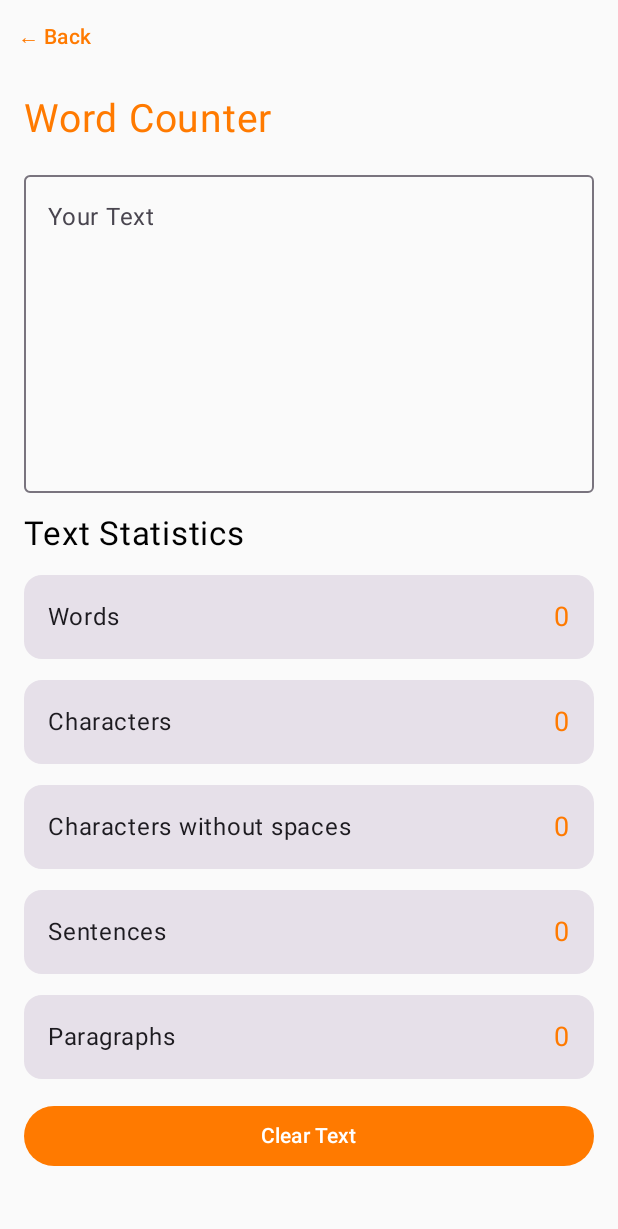
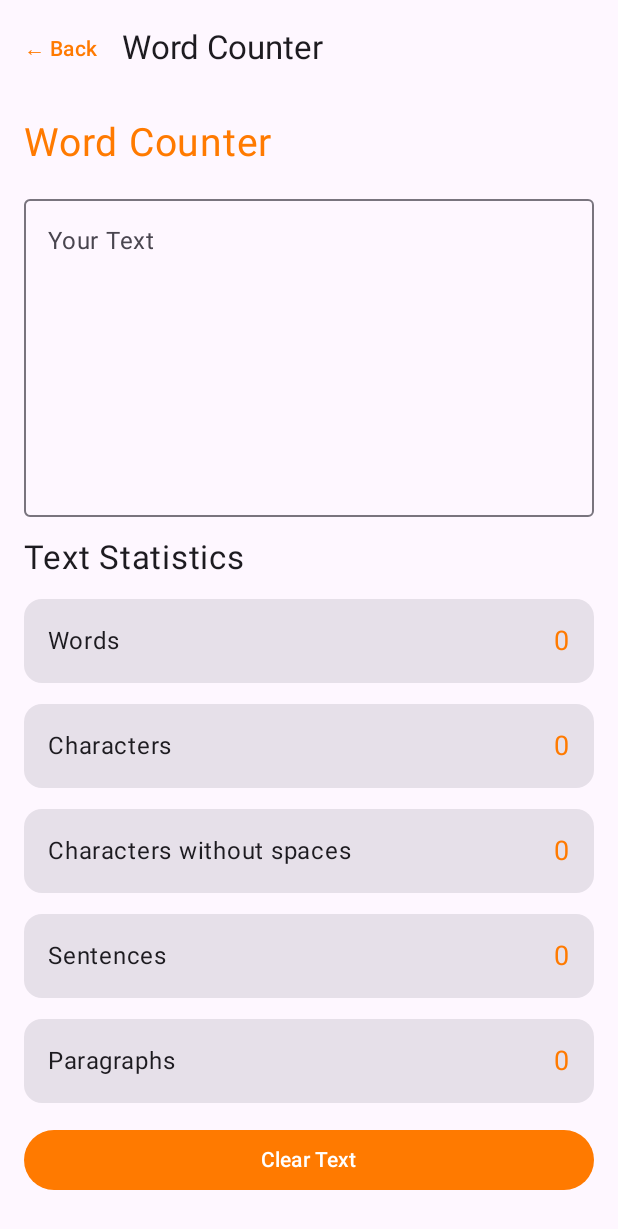
Before and after one commit to kunjamharish43-png/KaamigoX, an Android app built with Jetpack Compose: the screen it shows after launch (MainActivity), after a tap on "Word Counter", on a phone screen of 412 x 824 dp. Shown: the top 1229 px of the screen. Run offline under Robolectric (Android 15) with nearby library versions, the phone set to English and light mode, and no system bars.

Commit message:
Refactor MainActivity layout with Scaffold
Refactor MainActivity to use Scaffold and improve layout.

```diff
--- a/app/src/main/java/com/kaamigox/app/MainActivity.kt
+++ b/app/src/main/java/com/kaamigox/app/MainActivity.kt
@@ -11,15 +11,17 @@ import androidx.compose.foundation.lazy.items
 import androidx.compose.material3.*
 import androidx.compose.runtime.*
 import androidx.compose.ui.Modifier
+import androidx.compose.ui.graphics.Color
 import androidx.compose.ui.unit.dp
 
 class MainActivity : ComponentActivity() {
     override fun onCreate(savedInstanceState: Bundle?) {
         super.onCreate(savedInstanceState)
+
         setContent {
             MaterialTheme(
                 colorScheme = lightColorScheme(
-                    primary = androidx.compose.ui.graphics.Color(0xFFFF7A00)
+                    primary = Color(0xFFFF7A00)
                 )
             ) {
                 KaamigoApp()
@@ -41,32 +43,49 @@ fun KaamigoApp() {
         "Text Encoder / Decoder"
     )
 
-    if (selectedTool == "Calculator") {
-        Column {
-            TextButton(onClick = { selectedTool = "" }) {
-                Text("← Back")
-            }
-            CalculatorTool()
-        }
-    } else if (selectedTool == "Word Counter") {
-        Column {
-            TextButton(onClick = { selectedTool = "" }) {
-                Text("← Back")
-            }
-            WordCounterTool()
-        }
-    } else {
     Scaffold(
         topBar = {
             TopAppBar(
-                    title = { Text("Kaamigo X") }
+                title = {
+                    Text(
+                        if (selectedTool.isEmpty()) {
+                            "Kaamigo X"
+                        } else {
+                            selectedTool
+                        }
+                    )
+                },
+                navigationIcon = {
+                    if (selectedTool.isNotEmpty()) {
+                        TextButton(
+                            onClick = { selectedTool = "" }
+                        ) {
+                            Text("← Back")
+                        }
+                    }
+                }
             )
         }
     ) { padding ->
+
+        Box(
+            modifier = Modifier
+                .fillMaxSize()
+                .padding(padding)
+        ) {
+            when (selectedTool) {
+                "Calculator" -> {
+                    CalculatorTool()
+                }
+
+                "Word Counter" -> {
+                    WordCounterTool()
+                }
+
+                else -> {
                     LazyColumn(
                         modifier = Modifier
                             .fillMaxSize()
-                    .padding(padding)
                             .padding(16.dp)
                     ) {
                         items(tools) { tool ->
@@ -74,7 +93,9 @@ fun KaamigoApp() {
                                 modifier = Modifier
                                     .fillMaxWidth()
                                     .padding(vertical = 6.dp)
-                            .clickable { selectedTool = tool }
+                                    .clickable {
+                                        selectedTool = tool
+                                    }
                             ) {
                                 Text(
                                     text = tool,
@@ -86,3 +107,5 @@ fun KaamigoApp() {
                 }
             }
         }
+    }
+}
```
Lines whose indentation alone changed are shown as unchanged.
